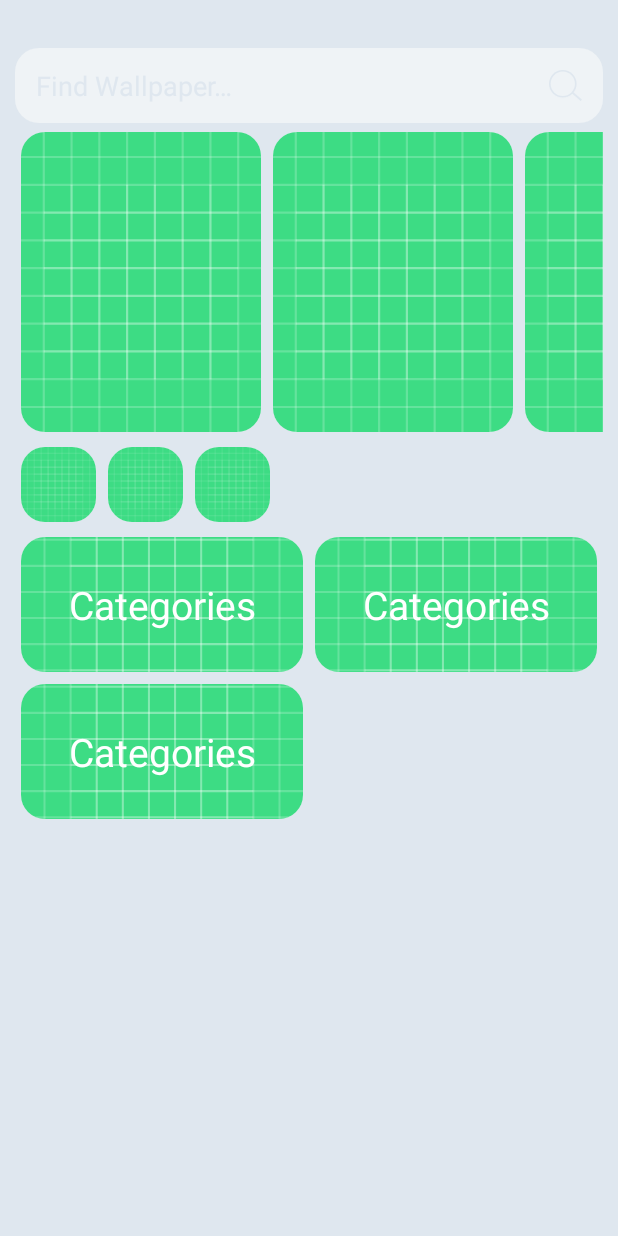
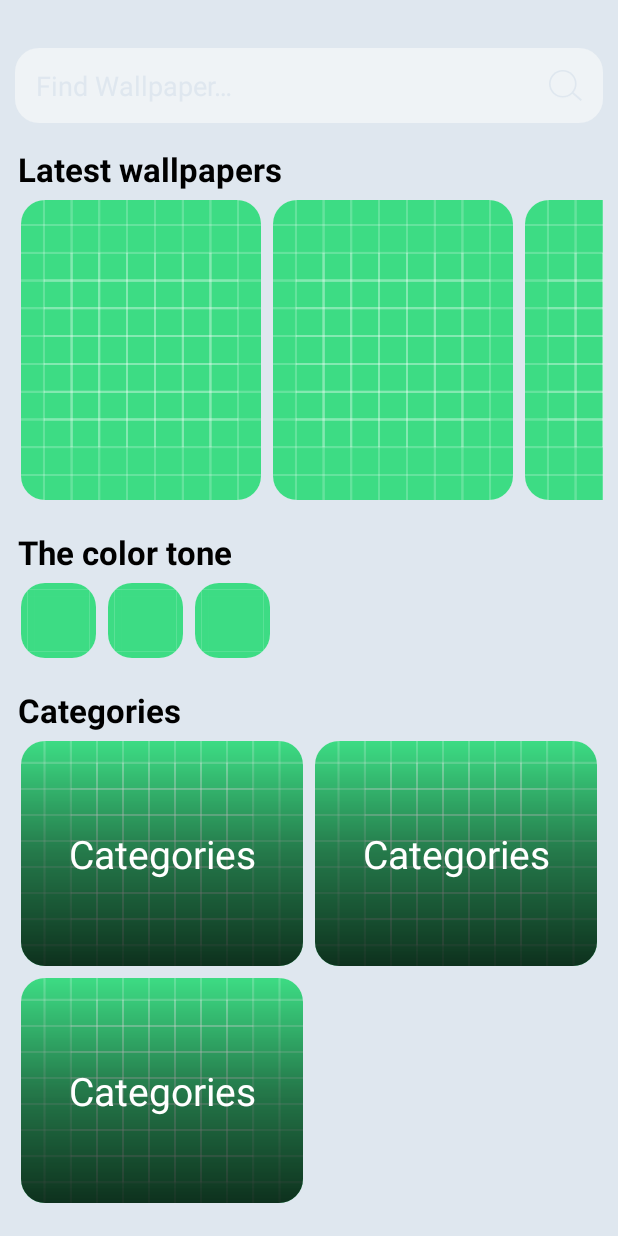
Before and after one commit to KimoTerru/Walls, an Android app: the layout fragment_home.xml on its own in the app's theme, with its tools: preview values and no code run, on a phone screen of 412 x 824 dp. Run offline under Robolectric (Android 15) with nearby library versions, the light colour scheme and no system bars.

Commit message:
add topics

```diff
--- a/app/src/main/java/it/kimoterru/walls/models/PhotoUrls.kt
+++ b/app/src/main/java/it/kimoterru/walls/models/PhotoUrls.kt
@@ -2,7 +2,7 @@ package it.kimoterru.walls.models
 
 import com.google.gson.annotations.SerializedName
 
-data class PhotoUrls(
+data class  PhotoUrls(
     @SerializedName("full")
     val full: String,
     @SerializedName("raw")
--- /dev/null
+++ b/app/src/main/res/drawable/overlay_gradient_topic.xml
@@ -0,0 +1,7 @@
+<?xml version="1.0" encoding="utf-8"?>
+<shape android:shape="rectangle" xmlns:android="http://schemas.android.com/apk/res/android">
+    <gradient android:startColor="#C6000000"
+        android:centerColor="#78080808"
+        android:endColor="#00000000"
+        android:angle="90"/>
+</shape>
--- a/app/src/main/res/layout/card_categories.xml
+++ b/app/src/main/res/layout/card_categories.xml
@@ -2,7 +2,7 @@
 <androidx.cardview.widget.CardView xmlns:android="http://schemas.android.com/apk/res/android"
     xmlns:tools="http://schemas.android.com/tools"
     android:layout_width="match_parent"
-    android:layout_height="90dp"
+    android:layout_height="150dp"
     xmlns:app="http://schemas.android.com/apk/res-auto"
     android:layout_margin="4dp"
     app:cardCornerRadius="16dp"
@@ -11,18 +11,23 @@
 
     <androidx.constraintlayout.widget.ConstraintLayout
         android:layout_width="match_parent"
-        android:layout_height="wrap_content"
+        android:layout_height="match_parent"
         >
 
         <ImageView
             android:id="@+id/card_categories"
             android:layout_width="match_parent"
             android:layout_height="match_parent"
+            android:scaleType="centerCrop"
             android:src="@drawable/pre_view"
-            android:scaleType="centerCrop"
-            android:adjustViewBounds="true"
-            tools:ignore="MissingConstraints" />
-
+            app:layout_constraintStart_toStartOf="parent"
+            app:layout_constraintTop_toTopOf="parent" />
+        <ImageView
+            android:layout_width="match_parent"
+            android:layout_height="0dp"
+            android:src="@drawable/overlay_gradient_topic"
+            app:layout_constraintTop_toTopOf="parent"
+            app:layout_constraintBottom_toBottomOf="parent"/>
         <TextView
             android:id="@+id/name"
             android:layout_width="wrap_content"
@@ -30,6 +35,7 @@
             android:text="@string/categories"
             android:textSize="26sp"
             android:textColor="@color/white"
+            android:textAlignment="center"
             app:layout_constraintRight_toRightOf="@id/card_categories"
             app:layout_constraintLeft_toLeftOf="@id/card_categories"
             app:layout_constraintTop_toTopOf="@id/card_categories"
--- a/app/src/main/res/layout/fragment_home.xml
+++ b/app/src/main/res/layout/fragment_home.xml
@@ -43,7 +43,6 @@
                 android:layout_gravity="end"
                 android:padding="14dp"
                 android:src="@drawable/search" />
-
         </FrameLayout>
 
         <ProgressBar
@@ -67,7 +66,6 @@
             android:textColor="@color/black"
             android:textSize="22sp"
             android:textStyle="bold"
-            android:visibility="gone"
             app:layout_constraintBottom_toTopOf="@id/recycler_latest_wallpapers"
             app:layout_constraintLeft_toLeftOf="parent"
             app:layout_constraintTop_toBottomOf="@+id/back_find" />
@@ -78,11 +76,9 @@
             android:layout_height="wrap_content"
             android:layout_marginHorizontal="10dp"
             android:layout_marginTop="2dp"
-
             android:orientation="horizontal"
             app:layoutManager="androidx.recyclerview.widget.LinearLayoutManager"
             app:layout_constraintLeft_toLeftOf="parent"
-
             app:layout_constraintTop_toBottomOf="@id/latest_wallpapers"
             tools:listitem="@layout/card_image" />
 
@@ -96,7 +92,6 @@
             android:textColor="@color/black"
             android:textSize="22sp"
             android:textStyle="bold"
-            android:visibility="gone"
             app:layout_constraintBottom_toTopOf="@id/recycler_best_color_tone"
             app:layout_constraintLeft_toLeftOf="parent"
             app:layout_constraintTop_toBottomOf="@+id/recycler_latest_wallpapers" />
@@ -107,11 +102,9 @@
             android:layout_height="wrap_content"
             android:layout_marginHorizontal="10dp"
             android:layout_marginTop="2dp"
-
             android:orientation="horizontal"
             app:layoutManager="androidx.recyclerview.widget.LinearLayoutManager"
             app:layout_constraintLeft_toLeftOf="parent"
-
             app:layout_constraintTop_toBottomOf="@id/the_color_tone"
             tools:listitem="@layout/card_color" />
 
@@ -125,7 +118,6 @@
             android:textColor="@color/black"
             android:textSize="22sp"
             android:textStyle="bold"
-            android:visibility="gone"
             app:layout_constraintBottom_toTopOf="@id/recycler_categories"
             app:layout_constraintLeft_toLeftOf="parent"
             app:layout_constraintTop_toBottomOf="@+id/recycler_best_color_tone" />
@@ -136,12 +128,10 @@
             android:layout_height="wrap_content"
             android:layout_marginHorizontal="10dp"
             android:layout_marginTop="2dp"
-
             android:orientation="vertical"
             app:layoutManager="androidx.recyclerview.widget.GridLayoutManager"
             app:layout_constraintLeft_toLeftOf="parent"
             app:layout_constraintTop_toBottomOf="@id/categories"
-
             app:spanCount="2"
             tools:listitem="@layout/card_categories" />
 
```
Also changed, not shown: app/src/main/java/it/kimoterru/walls/adapter/CategoriesAdapter.kt (+34 -3 lines), app/src/main/java/it/kimoterru/walls/models/TopicItem.kt (added, +15 -0 lines), app/src/main/java/it/kimoterru/walls/network/ApiService.kt (+9 -0 lines), app/src/main/java/it/kimoterru/walls/repo/WallpaperRepository.kt (+4 -3 lines), app/src/main/java/it/kimoterru/walls/ui/home/HomeFragment.kt (+22 -33 lines), app/src/main/java/it/kimoterru/walls/ui/home/HomeViewModel.kt (+21 -0 lines), app/src/main/java/it/kimoterru/walls/util/Constants.kt (+7 -0 lines).
